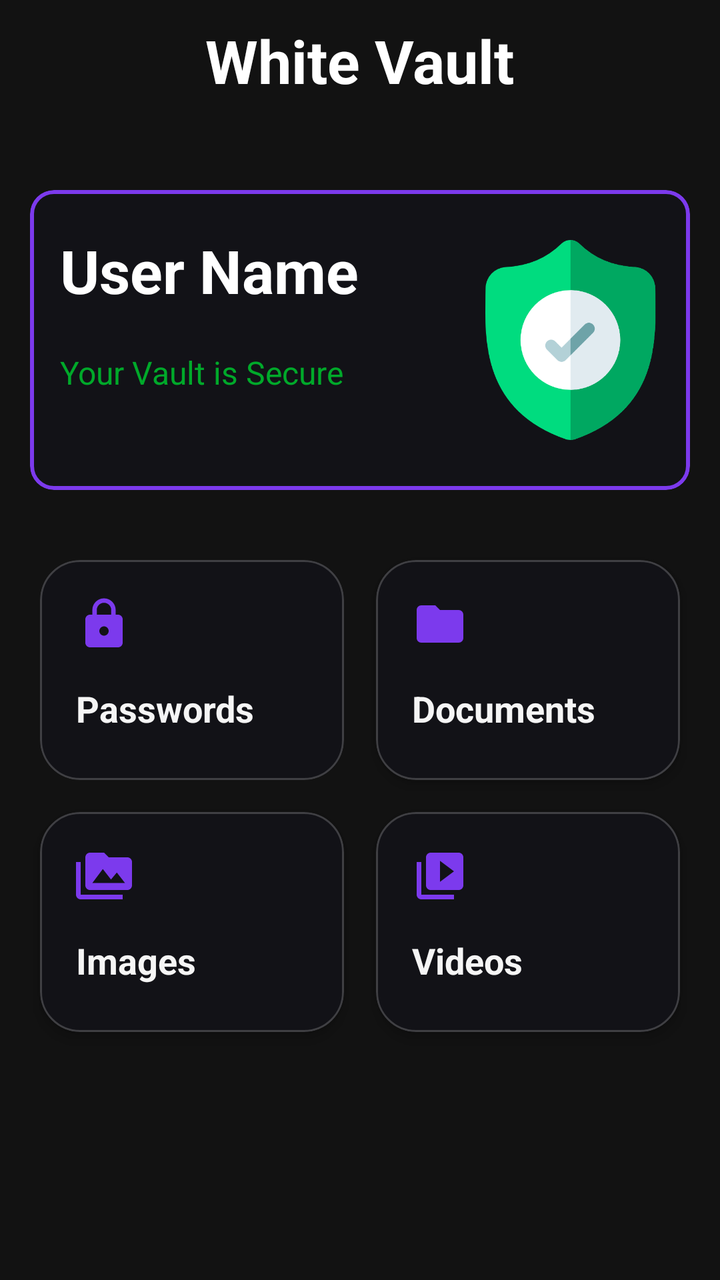
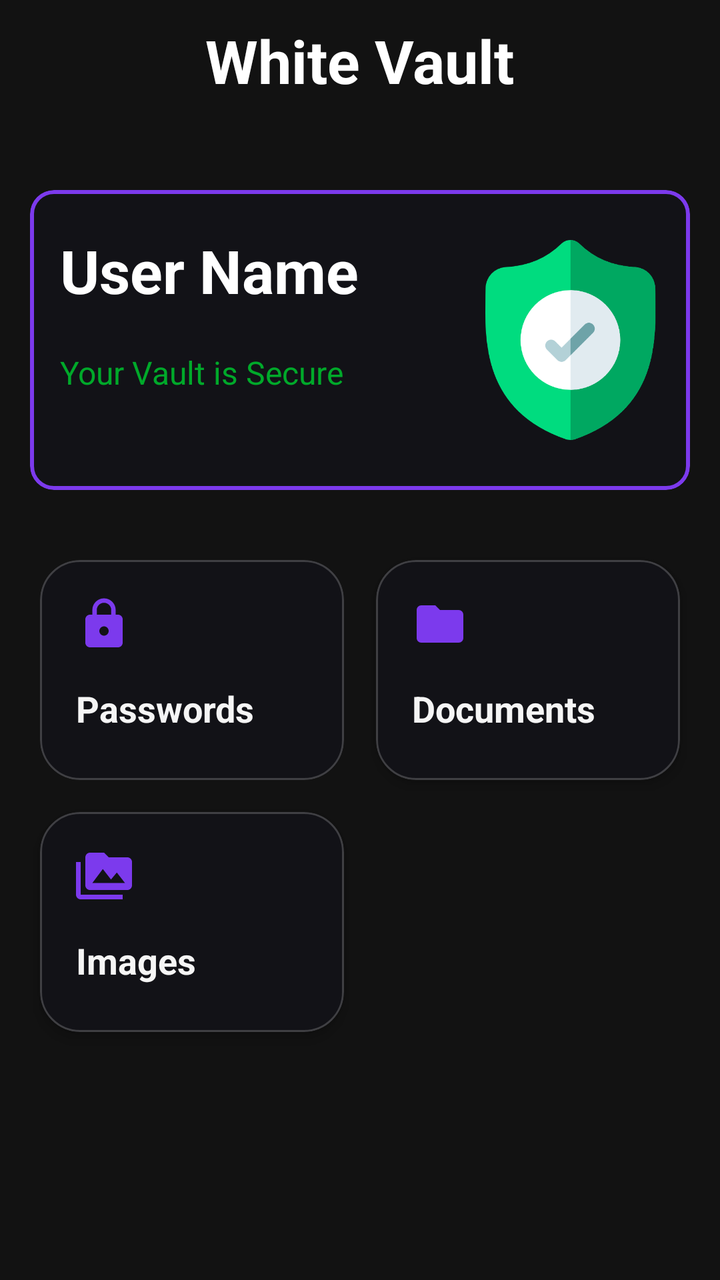

Screens rendered from an Android XML layout before and after an edit, with the pre-edit source and the edit as a unified diff.
<!-- AndroidManifest.xml: application theme Theme.WhiteVault -->
<!-- res/layout/activity_main.xml -->
<?xml version="1.0" encoding="utf-8"?>
<RelativeLayout xmlns:android="http://schemas.android.com/apk/res/android"
    xmlns:app="http://schemas.android.com/apk/res-auto"
    xmlns:tools="http://schemas.android.com/tools"
    android:id="@+id/main"
    android:layout_width="match_parent"
    android:layout_height="match_parent"
    tools:context=".MainActivity"
    android:background="@color/background">

    <RelativeLayout
        android:layout_width="match_parent"
        android:layout_height="40dp"
        android:layout_marginTop="10dp">

        <TextView
            android:layout_width="wrap_content"
            android:layout_height="wrap_content"
            android:text="@string/app_name"
            android:textSize="30sp"
            android:fontFamily="sans-serif"
            android:textStyle="bold"
            android:textColor="@color/white"
            android:layout_centerHorizontal="true"/>

    </RelativeLayout>

    <LinearLayout
        android:layout_width="match_parent"
        android:layout_height="wrap_content"
        android:orientation="vertical"
        android:layout_marginTop="80dp">

        <com.google.android.material.card.MaterialCardView
            android:layout_width="match_parent"
            android:layout_height="150dp"
            android:layout_margin="15dp"
            app:cardBackgroundColor="@color/card"
            app:strokeWidth="2dp"
            app:strokeColor="@color/primary">

            <LinearLayout
                android:layout_width="match_parent"
                android:layout_height="match_parent"
                android:padding="10dp"
                android:orientation="horizontal">

                <RelativeLayout
                    android:layout_width="wrap_content"
                    android:layout_height="match_parent"
                    android:layout_marginStart="5dp">

                    <LinearLayout
                        android:layout_width="wrap_content"
                        android:layout_height="wrap_content"
                        android:orientation="vertical">

                        <TextView
                            android:id="@+id/text_user_name"
                            android:layout_width="wrap_content"
                            android:layout_height="wrap_content"
                            android:layout_marginTop="10dp"
                            android:layout_marginEnd="10dp"
                            android:text="User Name"
                            android:textSize="30sp"
                            android:textStyle="bold"
                            android:textColor="@color/white"/>

                        <TextView
                            android:layout_width="wrap_content"
                            android:layout_height="wrap_content"
                            android:layout_marginTop="20dp"
                            android:text="Your Vault is Secure"
                            android:textSize="16sp"
                            android:textColor="#00A92A"/>

                    </LinearLayout>

                </RelativeLayout>

                <RelativeLayout
                    android:layout_width="match_parent"
                    android:layout_height="match_parent">

                    <ImageView
                        android:layout_width="100dp"
                        android:layout_height="100dp"
                        android:src="@drawable/security_shield"
                        android:layout_centerHorizontal="true"
                        android:layout_centerVertical="true"
                        android:layout_alignParentEnd="true"/>

                </RelativeLayout>

            </LinearLayout>

        </com.google.android.material.card.MaterialCardView>

        <GridLayout
            android:layout_width="match_parent"
            android:layout_height="wrap_content"
            android:columnCount="2"
            android:rowCount="1"
            android:padding="12dp">

            
            <com.google.android.material.card.MaterialCardView
                android:id="@+id/card_password"
                android:layout_width="0dp"
                android:layout_height="110dp"
                android:layout_margin="8dp"
                android:layout_columnWeight="1"
                app:cardBackgroundColor="@color/card"
                app:cardCornerRadius="20dp"
                app:strokeColor="@color/stoke"
                app:strokeWidth="1dp"
                android:clickable="true"
                android:focusable="true">

                <LinearLayout
                    android:layout_width="match_parent"
                    android:layout_height="match_parent"
                    android:orientation="vertical"
                    android:padding="18dp">

                    <ImageView
                        android:layout_width="28dp"
                        android:layout_height="28dp"
                        android:src="@drawable/icon_lock"
                        app:tint="@color/primary"/>

                    <TextView
                        android:layout_width="wrap_content"
                        android:layout_height="wrap_content"
                        android:layout_marginTop="16dp"
                        android:text="Passwords"
                        android:textColor="#F5F5F5"
                        android:textSize="18sp"
                        android:textStyle="bold" />

                </LinearLayout>

            </com.google.android.material.card.MaterialCardView>


            
            <com.google.android.material.card.MaterialCardView
                android:id="@+id/card_document"
                android:layout_width="0dp"
                android:layout_height="110dp"
                android:layout_margin="8dp"
                android:layout_columnWeight="1"
                app:cardBackgroundColor="#121217"
                app:cardCornerRadius="20dp"
                app:cardElevation="4dp"
                app:strokeColor="#30FFFFFF"
                app:strokeWidth="1dp"
                android:clickable="true"
                android:focusable="true">

                <LinearLayout
                    android:layout_width="match_parent"
                    android:layout_height="match_parent"
                    android:orientation="vertical"
                    android:padding="18dp">

                    <ImageView
                        android:layout_width="28dp"
                        android:layout_height="28dp"
                        android:src="@drawable/icon_folder"
                        app:tint="@color/primary" />

                    <TextView
                        android:layout_width="wrap_content"
                        android:layout_height="wrap_content"
                        android:layout_marginTop="16dp"
                        android:text="Documents"
                        android:textColor="#F5F5F5"
                        android:textSize="18sp"
                        android:textStyle="bold" />

                </LinearLayout>

            </com.google.android.material.card.MaterialCardView>

            
            <com.google.android.material.card.MaterialCardView
                android:id="@+id/card_image"
                android:layout_width="0dp"
                android:layout_height="110dp"
                android:layout_margin="8dp"
                android:layout_columnWeight="1"
                app:cardBackgroundColor="#121217"
                app:cardCornerRadius="20dp"
                app:cardElevation="4dp"
                app:strokeColor="#30FFFFFF"
                app:strokeWidth="1dp"
                android:clickable="true"
                android:focusable="true">

                <LinearLayout
                    android:layout_width="match_parent"
                    android:layout_height="match_parent"
                    android:orientation="vertical"
                    android:padding="18dp">

                    <ImageView
                        android:layout_width="28dp"
                        android:layout_height="28dp"
                        android:src="@drawable/icon_image_folder"
                        app:tint="@color/primary" />

                    <TextView
                        android:layout_width="wrap_content"
                        android:layout_height="wrap_content"
                        android:layout_marginTop="16dp"
                        android:text="Images"
                        android:textColor="#F5F5F5"
                        android:textSize="18sp"
                        android:textStyle="bold" />

                </LinearLayout>

            </com.google.android.material.card.MaterialCardView>

            
            <com.google.android.material.card.MaterialCardView
                android:id="@+id/card_video"
                android:layout_width="0dp"
                android:layout_height="110dp"
                android:layout_margin="8dp"
                android:layout_columnWeight="1"
                app:cardBackgroundColor="#121217"
                app:cardCornerRadius="20dp"
                app:cardElevation="4dp"
                app:strokeColor="#30FFFFFF"
                app:strokeWidth="1dp"
                android:clickable="true"
                android:focusable="true">

                <LinearLayout
                    android:layout_width="match_parent"
                    android:layout_height="match_parent"
                    android:orientation="vertical"
                    android:padding="18dp">

                    <ImageView
                        android:layout_width="28dp"
                        android:layout_height="28dp"
                        android:src="@drawable/icon_video_folder"
                        app:tint="@color/primary" />

                    <TextView
                        android:layout_width="wrap_content"
                        android:layout_height="wrap_content"
                        android:layout_marginTop="16dp"
                        android:text="Videos"
                        android:textColor="#F5F5F5"
                        android:textSize="18sp"
                        android:textStyle="bold" />

                </LinearLayout>

            </com.google.android.material.card.MaterialCardView>

        </GridLayout>
    </LinearLayout>

</RelativeLayout>
<!-- resources referenced by this layout -->
<resources>
  <color name="background">#121212</color>
  <color name="card">#121217</color>
  <color name="primary">#7C3AED</color>
  <color name="stoke">#30FFFFFF</color>
  <color name="white">#FFFFFFFF</color>
  <!-- drawable icon_folder (drawable) -->
  <vector xmlns:android="http://schemas.android.com/apk/res/android" android:height="24dp" android:tint="#000000" android:viewportHeight="24" android:viewportWidth="24" android:width="24dp">
        
      <path android:fillColor="@android:color/white" android:pathData="M10,4H4c-1.1,0 -1.99,0.9 -1.99,2L2,18c0,1.1 0.9,2 2,2h16c1.1,0 2,-0.9 2,-2V8c0,-1.1 -0.9,-2 -2,-2h-8l-2,-2z"/>
      
  </vector>
  <!-- drawable icon_image_folder (drawable) -->
  <vector xmlns:android="http://schemas.android.com/apk/res/android" android:height="24dp" android:tint="#000000" android:viewportHeight="24" android:viewportWidth="24" android:width="24dp">
        
      <path android:fillColor="@android:color/white" android:pathData="M2,6L0,6v5h0.01L0,20c0,1.1 0.9,2 2,2h18v-2L2,20L2,6zM22,4h-8l-2,-2L6,2c-1.1,0 -1.99,0.9 -1.99,2L4,16c0,1.1 0.9,2 2,2h16c1.1,0 2,-0.9 2,-2L24,6c0,-1.1 -0.9,-2 -2,-2zM7,15l4.5,-6 3.5,4.51 2.5,-3.01L21,15L7,15z"/>
      
  </vector>
  <!-- drawable icon_lock (drawable) -->
  <vector xmlns:android="http://schemas.android.com/apk/res/android" android:height="24dp" android:tint="#000000" android:viewportHeight="24" android:viewportWidth="24" android:width="24dp">
        
      <path android:fillColor="@android:color/white" android:pathData="M18,8h-1L17,6c0,-2.76 -2.24,-5 -5,-5S7,3.24 7,6v2L6,8c-1.1,0 -2,0.9 -2,2v10c0,1.1 0.9,2 2,2h12c1.1,0 2,-0.9 2,-2L20,10c0,-1.1 -0.9,-2 -2,-2zM12,17c-1.1,0 -2,-0.9 -2,-2s0.9,-2 2,-2 2,0.9 2,2 -0.9,2 -2,2zM15.1,8L8.9,8L8.9,6c0,-1.71 1.39,-3.1 3.1,-3.1 1.71,0 3.1,1.39 3.1,3.1v2z"/>
      
  </vector>
  <!-- drawable icon_video_folder (drawable) -->
  <vector xmlns:android="http://schemas.android.com/apk/res/android" android:height="24dp" android:tint="#000000" android:viewportHeight="24" android:viewportWidth="24" android:width="24dp">
        
      <path android:fillColor="@android:color/white" android:pathData="M4,6L2,6v14c0,1.1 0.9,2 2,2h14v-2L4,20L4,6zM20,2L8,2c-1.1,0 -2,0.9 -2,2v12c0,1.1 0.9,2 2,2h12c1.1,0 2,-0.9 2,-2L22,4c0,-1.1 -0.9,-2 -2,-2zM12,14.5v-9l6,4.5 -6,4.5z"/>
      
  </vector>
  <!-- drawable security_shield: png bitmap (drawable, 19143 bytes) -->
  <string name="app_name">White Vault</string>
  <style name="Theme.WhiteVault" parent="Base.Theme.WhiteVault" />
  <style name="Base.Theme.WhiteVault" parent="Theme.Material3.DayNight.NoActionBar">
          
          
      </style>
</resources>

<!-- the commit's change to res/layout/activity_main.xml (unified diff, before → after) -->
@@ -223,46 +223,6 @@
 
             </com.google.android.material.card.MaterialCardView>
 
-            
-            <com.google.android.material.card.MaterialCardView
-                android:id="@+id/card_video"
-                android:layout_width="0dp"
-                android:layout_height="110dp"
-                android:layout_margin="8dp"
-                android:layout_columnWeight="1"
-                app:cardBackgroundColor="#121217"
-                app:cardCornerRadius="20dp"
-                app:cardElevation="4dp"
-                app:strokeColor="#30FFFFFF"
-                app:strokeWidth="1dp"
-                android:clickable="true"
-                android:focusable="true">
-
-                <LinearLayout
-                    android:layout_width="match_parent"
-                    android:layout_height="match_parent"
-                    android:orientation="vertical"
-                    android:padding="18dp">
-
-                    <ImageView
-                        android:layout_width="28dp"
-                        android:layout_height="28dp"
-                        android:src="@drawable/icon_video_folder"
-                        app:tint="@color/primary" />
-
-                    <TextView
-                        android:layout_width="wrap_content"
-                        android:layout_height="wrap_content"
-                        android:layout_marginTop="16dp"
-                        android:text="Videos"
-                        android:textColor="#F5F5F5"
-                        android:textSize="18sp"
-                        android:textStyle="bold" />
-
-                </LinearLayout>
-
-            </com.google.android.material.card.MaterialCardView>
-
         </GridLayout>
     </LinearLayout>
 
<!-- resource entries referenced after the edit -->
@@ -23,12 +23,6 @@
       <path android:fillColor="@android:color/white" android:pathData="M18,8h-1L17,6c0,-2.76 -2.24,-5 -5,-5S7,3.24 7,6v2L6,8c-1.1,0 -2,0.9 -2,2v10c0,1.1 0.9,2 2,2h12c1.1,0 2,-0.9 2,-2L20,10c0,-1.1 -0.9,-2 -2,-2zM12,17c-1.1,0 -2,-0.9 -2,-2s0.9,-2 2,-2 2,0.9 2,2 -0.9,2 -2,2zM15.1,8L8.9,8L8.9,6c0,-1.71 1.39,-3.1 3.1,-3.1 1.71,0 3.1,1.39 3.1,3.1v2z"/>
       
   </vector>
-  <!-- drawable icon_video_folder (drawable) -->
-  <vector xmlns:android="http://schemas.android.com/apk/res/android" android:height="24dp" android:tint="#000000" android:viewportHeight="24" android:viewportWidth="24" android:width="24dp">
-        
-      <path android:fillColor="@android:color/white" android:pathData="M4,6L2,6v14c0,1.1 0.9,2 2,2h14v-2L4,20L4,6zM20,2L8,2c-1.1,0 -2,0.9 -2,2v12c0,1.1 0.9,2 2,2h12c1.1,0 2,-0.9 2,-2L22,4c0,-1.1 -0.9,-2 -2,-2zM12,14.5v-9l6,4.5 -6,4.5z"/>
-      
-  </vector>
   <!-- drawable security_shield: png bitmap (drawable, 19143 bytes) -->
   <string name="app_name">White Vault</string>
   <style name="Theme.WhiteVault" parent="Base.Theme.WhiteVault" />
